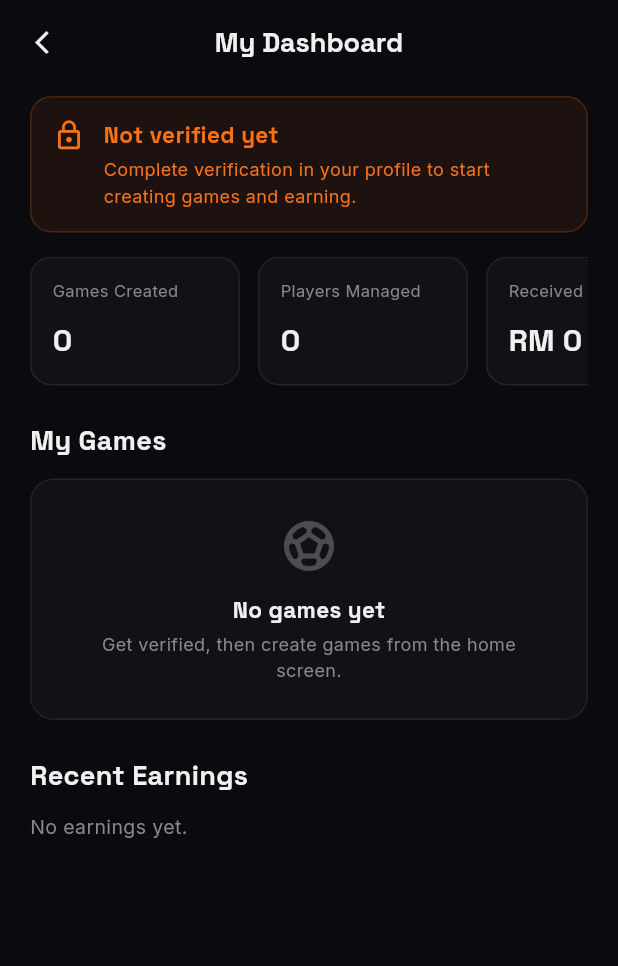
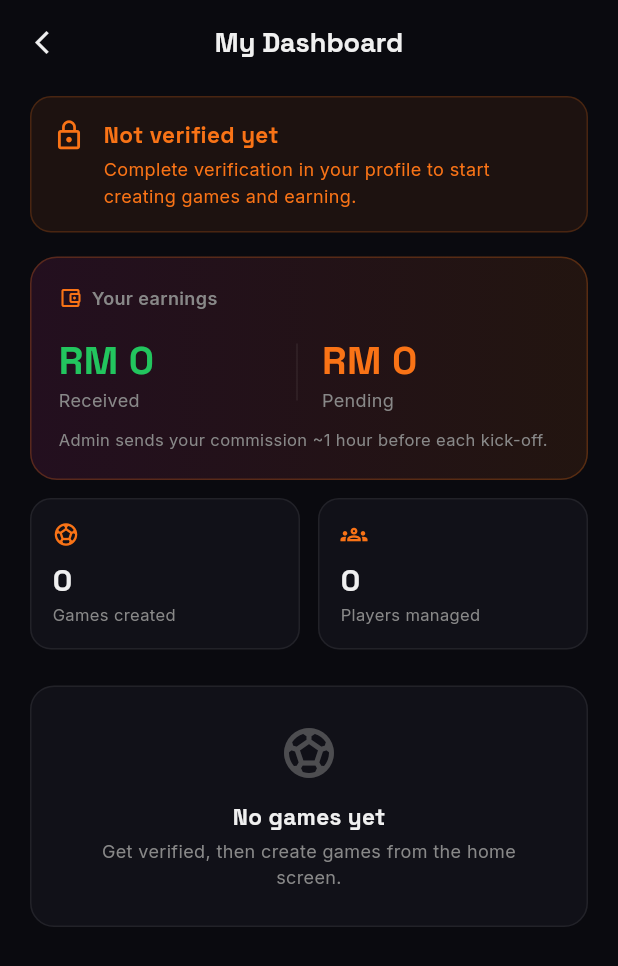
Before and after one commit to chakeuroussama17/dreaming_ball, a Flutter app: the AgentDashboardScreen screen opened by its route, on a phone screen of 412 x 824 dp. Shown: the top 966 px of the screen. Run offline on Flutter 3.47's test engine with Material 3 defaults, Android fonts, the phone set to English and light mode, and no system bars; drawn by our look-alikes of flutter_animate; our stand-ins replace cached_network_image, firebase_core, firebase_messaging, flutter_dotenv, flutter_local_notifications, flutter_riverpod and 6 more; accounts and stored records are empty.

Commit message:
Agent dashboard: clearer layout, no duplication
The old dashboard listed the same games three times (My Games, Upcoming
Payouts, Recent Earnings), had a fake 70% payout bar, and grouped nothing.
Rework it:
- A single earnings summary card: Received vs Pending, with how payouts work
- Two mini-stats (games created, players managed)
- Games grouped into Live now / Upcoming / Past, each with a count
- Paid/Pending badge on finished game cards (replaces the duplicate earnings
  list); removed the misleading Upcoming Payouts card

Co-Authored-By: Claude Opus 4.8 <noreply@anthropic.com>

```diff
--- a/lib/features/agent/screens/agent_dashboard_screen.dart
+++ b/lib/features/agent/screens/agent_dashboard_screen.dart
@@ -52,12 +52,13 @@ class _AgentDashboardScreenState extends ConsumerState<AgentDashboardScreen> {
         .where((g) => !g.agentPaidOut)
         .fold<double>(0, (s, g) => s + g.commission);
 
-    final stats = [
-      ('Games Created', '$gamesCreated'),
-      ('Players Managed', '$totalPlayers'),
-      ('Received', 'RM ${received.toStringAsFixed(0)}'),
-      ('Pending', 'RM ${pendingPay.toStringAsFixed(0)}'),
-    ];
+    // Group games by status so the agent sees what's happening at a glance.
+    final liveGames = myGames.where((g) => g.live).toList()
+      ..sort((a, b) => a.kickoff.compareTo(b.kickoff));
+    final upcomingGames = myGames.where((g) => !g.live && !g.ended).toList()
+      ..sort((a, b) => a.kickoff.compareTo(b.kickoff));
+    final pastGames = myGames.where((g) => g.ended).toList()
+      ..sort((a, b) => b.kickoff.compareTo(a.kickoff));
 
     return Scaffold(
       backgroundColor: bg,
@@ -85,43 +86,21 @@ class _AgentDashboardScreenState extends ConsumerState<AgentDashboardScreen> {
             ).animate().fadeIn(duration: 300.ms),
           if (!approved) const SizedBox(height: 16),
 
-          // Stats row
-          SizedBox(
-            height: 86,
-            child: ListView.separated(
-              scrollDirection: Axis.horizontal,
-              itemCount: stats.length,
-              separatorBuilder: (_, _) => const SizedBox(width: 12),
-              itemBuilder: (ctx, i) => Container(
-                width: 140,
-                padding: const EdgeInsets.all(14),
-                decoration: BoxDecoration(
-                  color: surface,
-                  border: Border.all(color: border),
-                  borderRadius: BorderRadius.circular(14),
-                ),
-                child: Column(
-                  crossAxisAlignment: CrossAxisAlignment.start,
-                  mainAxisAlignment: MainAxisAlignment.spaceBetween,
+          // ── Earnings summary ──────────────────────────────────────────────
+          _earningsCard(received, pendingPay, primary, secondary, border),
+          const SizedBox(height: 12),
+          Row(
             children: [
-                    Text(stats[i].$1,
-                        style: GoogleFonts.inter(fontSize: 11, color: secondary)),
-                    Text(stats[i].$2,
-                        style: GoogleFonts.spaceGrotesk(
-                            fontSize: 20,
-                            fontWeight: FontWeight.w800,
-                            color: primary)),
+              Expanded(
+                  child: _miniStat('Games created', '$gamesCreated',
+                      Icons.sports_soccer, primary, secondary, border, surface)),
+              const SizedBox(width: 12),
+              Expanded(
+                  child: _miniStat('Players managed', '$totalPlayers',
+                      Icons.groups_outlined, primary, secondary, border, surface)),
             ],
           ),
-              ),
-            ),
-          ),
           const SizedBox(height: 24),
-
-          Text('My Games',
-              style: GoogleFonts.spaceGrotesk(
-                  fontSize: 18, fontWeight: FontWeight.w700, color: primary)),
-          const SizedBox(height: 12),
 
           if (myGames.isEmpty)
             Container(
@@ -152,129 +131,150 @@ class _AgentDashboardScreenState extends ConsumerState<AgentDashboardScreen> {
                 ],
               ),
             )
-          else
-            ...myGames.map((g) =>
+          else ...[
+            if (liveGames.isNotEmpty) ...[
+              _sectionHeader('Live now', liveGames.length, secondary,
+                  color: AppColors.tierElite),
+              ...liveGames.map((g) =>
                   _gameCard(context, g, primary, secondary, border, surface)),
+              const SizedBox(height: 12),
+            ],
+            if (upcomingGames.isNotEmpty) ...[
+              _sectionHeader('Upcoming', upcomingGames.length, secondary),
+              ...upcomingGames.map((g) =>
+                  _gameCard(context, g, primary, secondary, border, surface)),
+              const SizedBox(height: 12),
+            ],
+            if (pastGames.isNotEmpty) ...[
+              _sectionHeader('Past games', pastGames.length, secondary),
+              ...pastGames.map((g) =>
+                  _gameCard(context, g, primary, secondary, border, surface)),
+            ],
+          ],
+        ],
+      ),
+    );
+  }
 
-          // Upcoming payouts (next game's commission)
-          if (myGames.isNotEmpty) ...[
-            const SizedBox(height: 24),
-            Text('Upcoming Payouts',
-                style: GoogleFonts.spaceGrotesk(
-                    fontSize: 18, fontWeight: FontWeight.w700, color: primary)),
-            const SizedBox(height: 12),
-            Container(
-              padding: const EdgeInsets.all(16),
+  /// Big, clear money card: what's been paid to the agent vs still owed.
+  Widget _earningsCard(double received, double pending, Color primary,
+      Color secondary, Color border) {
+    return Container(
+      padding: const EdgeInsets.all(18),
       decoration: BoxDecoration(
         gradient: LinearGradient(colors: [
-                  AppColors.pink.withValues(alpha: 0.06),
-                  AppColors.orange.withValues(alpha: 0.06),
+          AppColors.pink.withValues(alpha: 0.10),
+          AppColors.orange.withValues(alpha: 0.10),
         ]),
-                border: Border.all(color: AppColors.orange.withValues(alpha: 0.2)),
-                borderRadius: BorderRadius.circular(16),
+        border: Border.all(color: AppColors.orange.withValues(alpha: 0.25)),
+        borderRadius: BorderRadius.circular(18),
       ),
       child: Column(
         crossAxisAlignment: CrossAxisAlignment.start,
         children: [
-                  Text('${myGames.first.fieldName} · ${myGames.first.dateTime}',
-                      style: GoogleFonts.spaceGrotesk(
-                          fontSize: 15,
-                          fontWeight: FontWeight.w700,
-                          color: primary)),
-                  const SizedBox(height: 6),
-                  Row(children: [
-                    Text('RM ${myGames.first.commission.toStringAsFixed(2)} ',
-                        style: GoogleFonts.spaceGrotesk(
-                            fontSize: 18,
-                            fontWeight: FontWeight.w800,
-                            color: AppColors.orange)),
-                    Text('(your commission)',
-                        style: GoogleFonts.inter(fontSize: 12, color: secondary)),
-                  ]),
-                  const SizedBox(height: 8),
-                  Text('Released 1 hour before kick-off',
-                      style: GoogleFonts.inter(fontSize: 12, color: secondary)),
-                  const SizedBox(height: 10),
-                  ClipRRect(
-                    borderRadius: BorderRadius.circular(4),
-                    child: Stack(children: [
-                      Container(height: 6, color: border),
-                      FractionallySizedBox(
-                        widthFactor: 0.7,
-                        child: Container(
-                          height: 6,
-                          decoration: const BoxDecoration(
-                            gradient: LinearGradient(
-                                colors: [AppColors.orange, AppColors.cyan]),
-                          ),
-                        ),
-                      ),
-                    ]),
-                  ),
+          Row(
+            children: [
+              const Icon(Icons.account_balance_wallet_outlined,
+                  size: 16, color: AppColors.orange),
+              const SizedBox(width: 6),
+              Text('Your earnings',
+                  style: GoogleFonts.inter(
+                      fontSize: 12,
+                      fontWeight: FontWeight.w600,
+                      color: secondary)),
             ],
           ),
-            ),
-          ],
-
-          const SizedBox(height: 24),
-          Text('Recent Earnings',
-              style: GoogleFonts.spaceGrotesk(
-                  fontSize: 18, fontWeight: FontWeight.w700, color: primary)),
-          const SizedBox(height: 12),
-          if (myGames.isEmpty)
-            Text('No earnings yet.',
-                style: GoogleFonts.inter(fontSize: 13, color: secondary))
-          else
-            ...myGames.map((g) => Padding(
-                  padding: const EdgeInsets.symmetric(vertical: 10),
-                  child: Row(
+          const SizedBox(height: 14),
+          Row(
             children: [
               Expanded(
                 child: Column(
                   crossAxisAlignment: CrossAxisAlignment.start,
                   children: [
-                            Text(g.fieldName,
+                    Text('RM ${received.toStringAsFixed(0)}',
                         style: GoogleFonts.spaceGrotesk(
-                                    fontSize: 14,
-                                    fontWeight: FontWeight.w600,
-                                    color: primary)),
-                            Text(g.dateTime.split('·').first.trim(),
+                            fontSize: 26,
+                            fontWeight: FontWeight.w800,
+                            color: const Color(0xFF22C55E))),
+                    Text('Received',
                         style: GoogleFonts.inter(
-                                    fontSize: 11, color: secondary)),
+                            fontSize: 12, color: secondary)),
                   ],
                 ),
               ),
-                      const SizedBox(width: 12),
-                      // Has the admin sent this commission yet?
-                      Container(
-                        padding: const EdgeInsets.symmetric(
-                            horizontal: 8, vertical: 3),
-                        decoration: BoxDecoration(
-                          color: (g.agentPaidOut
-                                  ? const Color(0xFF22C55E)
-                                  : AppColors.orange)
-                              .withValues(alpha: 0.15),
-                          borderRadius: BorderRadius.circular(99),
-                        ),
-                        child: Text(g.agentPaidOut ? 'Paid' : 'Pending',
+              Container(width: 1, height: 38, color: border),
+              const SizedBox(width: 16),
+              Expanded(
+                child: Column(
+                  crossAxisAlignment: CrossAxisAlignment.start,
+                  children: [
+                    Text('RM ${pending.toStringAsFixed(0)}',
+                        style: GoogleFonts.spaceGrotesk(
+                            fontSize: 26,
+                            fontWeight: FontWeight.w800,
+                            color: AppColors.orange)),
+                    Text('Pending',
                         style: GoogleFonts.inter(
-                                fontSize: 10,
-                                fontWeight: FontWeight.w600,
-                                color: g.agentPaidOut
-                                    ? const Color(0xFF22C55E)
-                                    : AppColors.orange)),
-                      ),
-                      const SizedBox(width: 12),
-                      Text('+RM ${g.commission.toStringAsFixed(0)}',
-                          style: GoogleFonts.spaceGrotesk(
-                              fontSize: 14,
-                              fontWeight: FontWeight.w800,
-                              color: g.agentPaidOut
-                                  ? const Color(0xFF22C55E)
-                                  : primary)),
+                            fontSize: 12, color: secondary)),
                   ],
                 ),
-                )),
+              ),
+            ],
+          ),
+          const SizedBox(height: 10),
+          Text('Admin sends your commission ~1 hour before each kick-off.',
+              style: GoogleFonts.inter(fontSize: 11, color: secondary)),
+        ],
+      ),
+    );
+  }
+
+  Widget _miniStat(String label, String value, IconData icon, Color primary,
+      Color secondary, Color border, Color surface) {
+    return Container(
+      padding: const EdgeInsets.all(14),
+      decoration: BoxDecoration(
+        color: surface,
+        border: Border.all(color: border),
+        borderRadius: BorderRadius.circular(14),
+      ),
+      child: Column(
+        crossAxisAlignment: CrossAxisAlignment.start,
+        children: [
+          Icon(icon, size: 18, color: AppColors.orange),
+          const SizedBox(height: 8),
+          Text(value,
+              style: GoogleFonts.spaceGrotesk(
+                  fontSize: 20, fontWeight: FontWeight.w800, color: primary)),
+          Text(label,
+              style: GoogleFonts.inter(fontSize: 11, color: secondary)),
+        ],
+      ),
+    );
+  }
+
+  Widget _sectionHeader(String text, int count, Color secondary,
+      {Color? color}) {
+    return Padding(
+      padding: const EdgeInsets.only(bottom: 12),
+      child: Row(
+        children: [
+          if (color != null) ...[
+            Container(
+              width: 8,
+              height: 8,
+              decoration: BoxDecoration(color: color, shape: BoxShape.circle),
+            ),
+            const SizedBox(width: 8),
+          ],
+          Text(text,
+              style: GoogleFonts.spaceGrotesk(
+                  fontSize: 16,
+                  fontWeight: FontWeight.w700,
+                  color: color ?? secondary)),
+          const SizedBox(width: 6),
+          Text('($count)',
+              style: GoogleFonts.inter(fontSize: 13, color: secondary)),
         ],
       ),
     );
@@ -396,12 +396,38 @@ class _AgentDashboardScreenState extends ConsumerState<AgentDashboardScreen> {
             ],
           ),
           const SizedBox(height: 8),
-          Text(
+          Row(
+            children: [
+              Expanded(
+                child: Text(
                   'RM ${(g.price * g.filledSlots).toStringAsFixed(0)} collected · RM ${g.commission.toStringAsFixed(0)} commission',
                   style: GoogleFonts.spaceGrotesk(
                       fontSize: 13,
                       fontWeight: FontWeight.w700,
                       color: const Color(0xFF22C55E)),
+                ),
+              ),
+              // Once the game is over, show whether the admin has paid you.
+              if (g.ended)
+                Container(
+                  padding:
+                      const EdgeInsets.symmetric(horizontal: 8, vertical: 3),
+                  decoration: BoxDecoration(
+                    color: (g.agentPaidOut
+                            ? const Color(0xFF22C55E)
+                            : AppColors.orange)
+                        .withValues(alpha: 0.15),
+                    borderRadius: BorderRadius.circular(99),
+                  ),
+                  child: Text(g.agentPaidOut ? 'Paid' : 'Pending',
+                      style: GoogleFonts.inter(
+                          fontSize: 10,
+                          fontWeight: FontWeight.w700,
+                          color: g.agentPaidOut
+                              ? const Color(0xFF22C55E)
+                              : AppColors.orange)),
+                ),
+            ],
           ),
           const SizedBox(height: 12),
           Row(
```
Lines whose indentation alone changed are shown as unchanged.
